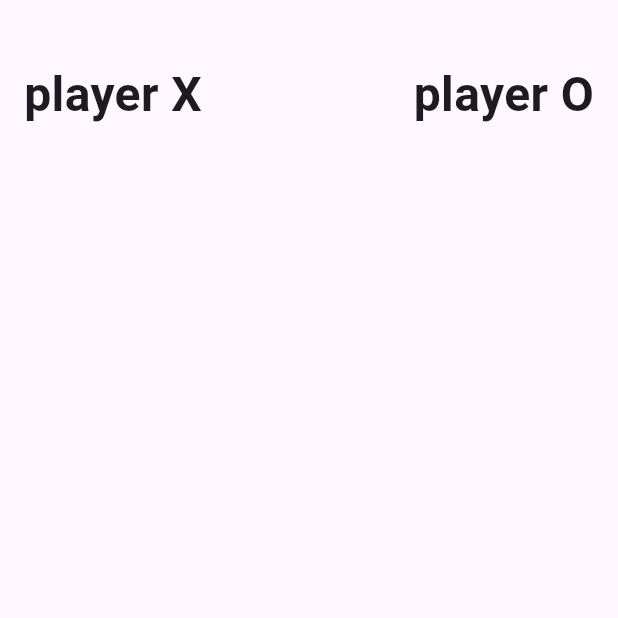
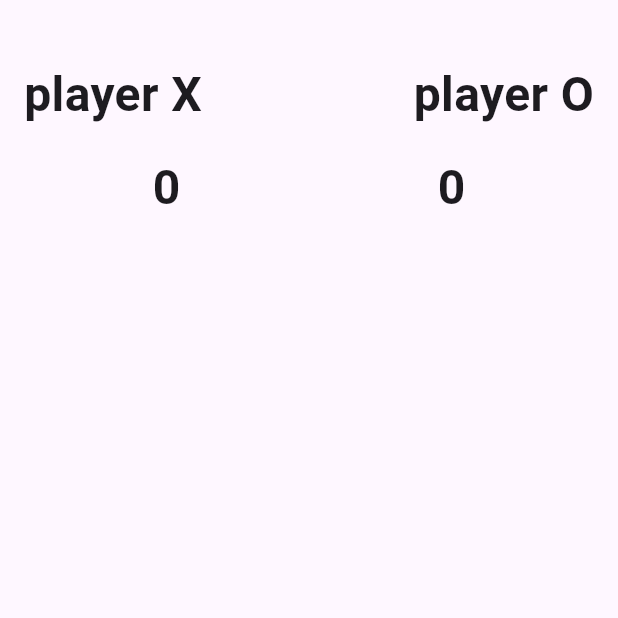
Before and after one commit to yousefmohamed35/tic_tac_toe, a Flutter app: the GameView screen opened by its route, on a phone screen of 412 x 824 dp, the top half of it. Run offline on Flutter 3.47's test engine with Material 3 defaults, Android fonts, the phone set to English and light mode, and no system bars; our stand-ins replace go_router.

Commit message:
finish tic tac board ui

```diff
--- a/lib/Features/game/view/widgets/game_view_body.dart
+++ b/lib/Features/game/view/widgets/game_view_body.dart
@@ -1,5 +1,6 @@
 import 'package:flutter/material.dart';
 import 'package:tic_tac_app/Features/game/view/widgets/team_name_section.dart';
+import 'package:tic_tac_app/Features/game/view/widgets/tic_tac_board.dart';
 
 
 class GameViewBody extends StatelessWidget {
@@ -10,6 +11,10 @@ class GameViewBody extends StatelessWidget {
     return const Column(
       children: [
         TeamNameSection(),
+        const SizedBox(height: 16),
+        TicTacBoard(),
+        const SizedBox(height: 16),
+
       ],
     );
   }
--- /dev/null
+++ b/lib/Features/game/view/widgets/result.dart
@@ -0,0 +1,15 @@
+import 'package:flutter/material.dart';
+
+class Result extends StatelessWidget {
+  const Result({
+    super.key,
+  });
+
+  @override
+  Widget build(BuildContext context) {
+    return const Text(
+      '0',
+      style: TextStyle(fontSize: 32, fontWeight: FontWeight.bold),
+    );
+  }
+}
--- /dev/null
+++ b/lib/Features/game/view/widgets/tic_tac_board.dart
@@ -0,0 +1,17 @@
+import 'package:flutter/material.dart';
+import 'package:tic_tac_app/Features/game/view/widgets/result.dart';
+
+class TicTacBoard extends StatelessWidget {
+  const TicTacBoard({super.key});
+
+  @override
+  Widget build(BuildContext context) {
+    return const Row(
+      mainAxisAlignment: MainAxisAlignment.spaceAround,
+      children: [
+        Result(),
+        Result(),
+      ],
+    );
+  }
+}
```
